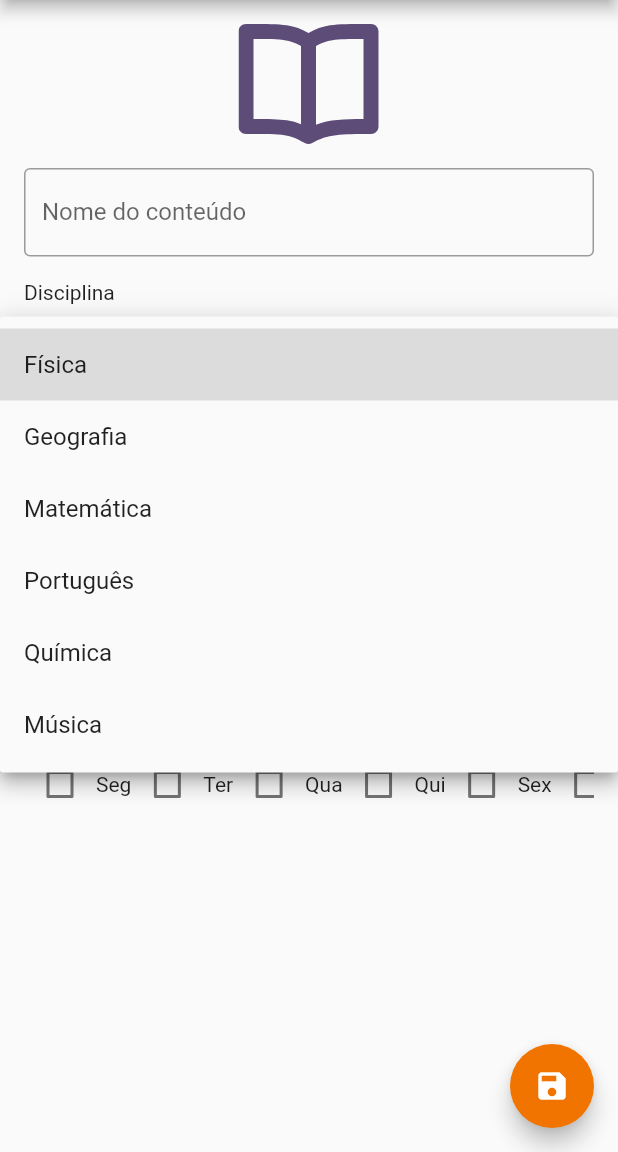
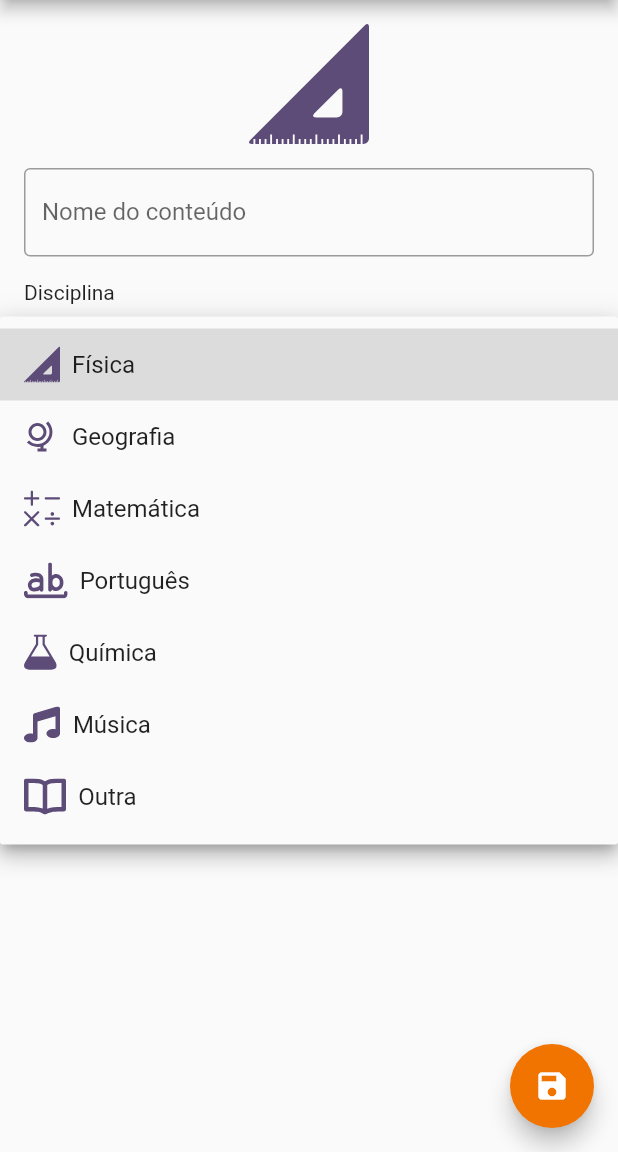
Before and after one commit to andersonchoren/tcc_pos_mobile, a Flutter app: the AddContent screen opened directly, after a tap on "Física", on a phone screen of 412 x 824 dp, the part 84-1236 px from its top. Run offline on Flutter 3.47's test engine with Material 2 defaults, Android fonts, the light colour scheme and no system bars; our stand-ins replace flutter_svg, sqflite; accounts and stored records are empty.

Commit message:
feat[disciplines]: Inclusão dos ícones no DropdownButton
Mudanças a serem submetidas:
	modified:   lib/model/list_of_disciplines.dart
	modified:   lib/screens/add_content/add_content.dart
	modified:   lib/screens/add_discipline/add_discipline.dart

```diff
--- a/lib/model/list_of_disciplines.dart
+++ b/lib/model/list_of_disciplines.dart
@@ -4,5 +4,6 @@ var list_of_disciplines = [
   'Matemática',
   'Português',
   'Química',
-  'Música'
+  'Música',
+  'Outra',
 ];
--- a/lib/screens/add_content/add_content.dart
+++ b/lib/screens/add_content/add_content.dart
@@ -30,7 +30,7 @@ class _AddContentState extends State<AddContent> {
     DayOfWeek(title: "Sab"),
     DayOfWeek(title: "Dom"),
   ];
-  var icon = "book";
+  var icon = findIcon(list_of_disciplines[0]);
   @override
   Widget build(BuildContext context) {
     return Scaffold(
@@ -77,7 +77,18 @@ class _AddContentState extends State<AddContent> {
                 items: list_of_disciplines.map((String item) {
                   return DropdownMenuItem(
                     value: item,
-                    child: Text(item),
+                    child: Row(
+                      children: [
+                        SvgPicture.asset(
+                          "assets/icons/${findIcon(item)}.svg",
+                          height: 24,
+                        ),
+                        const SizedBox(
+                          width: 8,
+                        ),
+                        Text(item),
+                      ],
+                    ),
                   );
                 }).toList(),
                 onChanged: (String? newValue) {
--- a/lib/screens/add_discipline/add_discipline.dart
+++ b/lib/screens/add_discipline/add_discipline.dart
@@ -65,7 +65,8 @@ class _AddDisciplineState extends State<AddDiscipline> {
                 items: list_of_disciplines.map((String item) {
                   return DropdownMenuItem(
                     value: item,
-                    child: Row(children: [
+                    child: Row(
+                      children: [
                         SvgPicture.asset(
                           "assets/icons/${findIcon(item)}.svg",
                           height: 24,
@@ -74,7 +75,8 @@ class _AddDisciplineState extends State<AddDiscipline> {
                           width: 8,
                         ),
                         Text(item),
-                    ]),
+                      ],
+                    ),
                   );
                 }).toList(),
                 onChanged: (String? newValue) {
```
Lines whose indentation alone changed are shown as unchanged.
